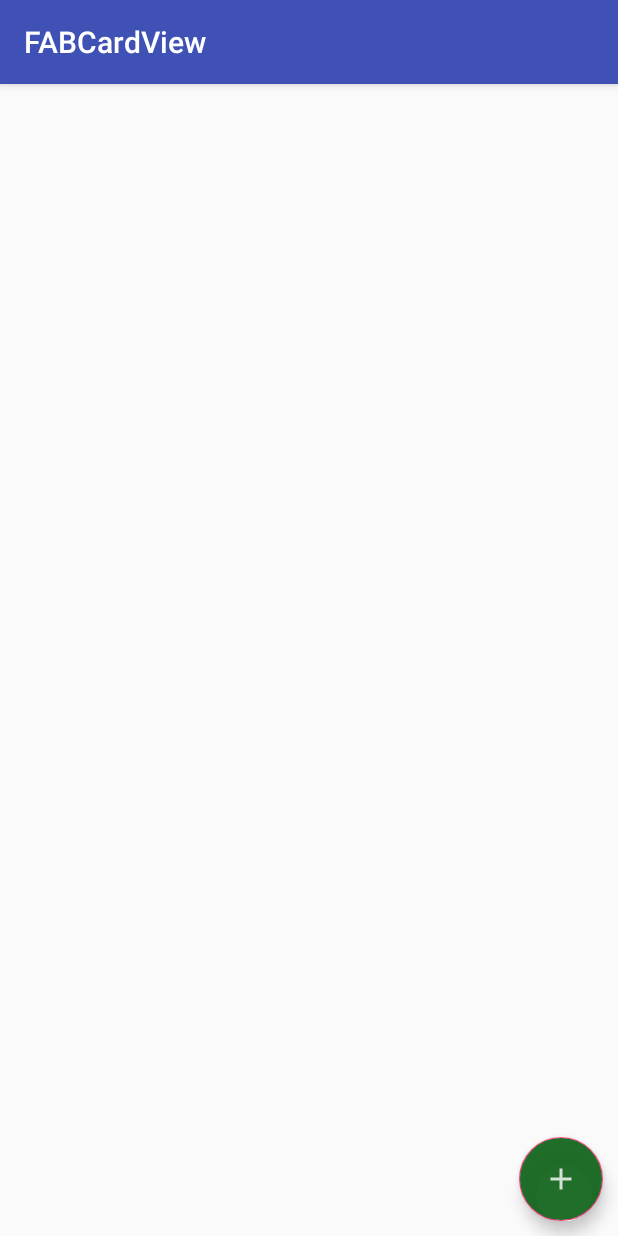
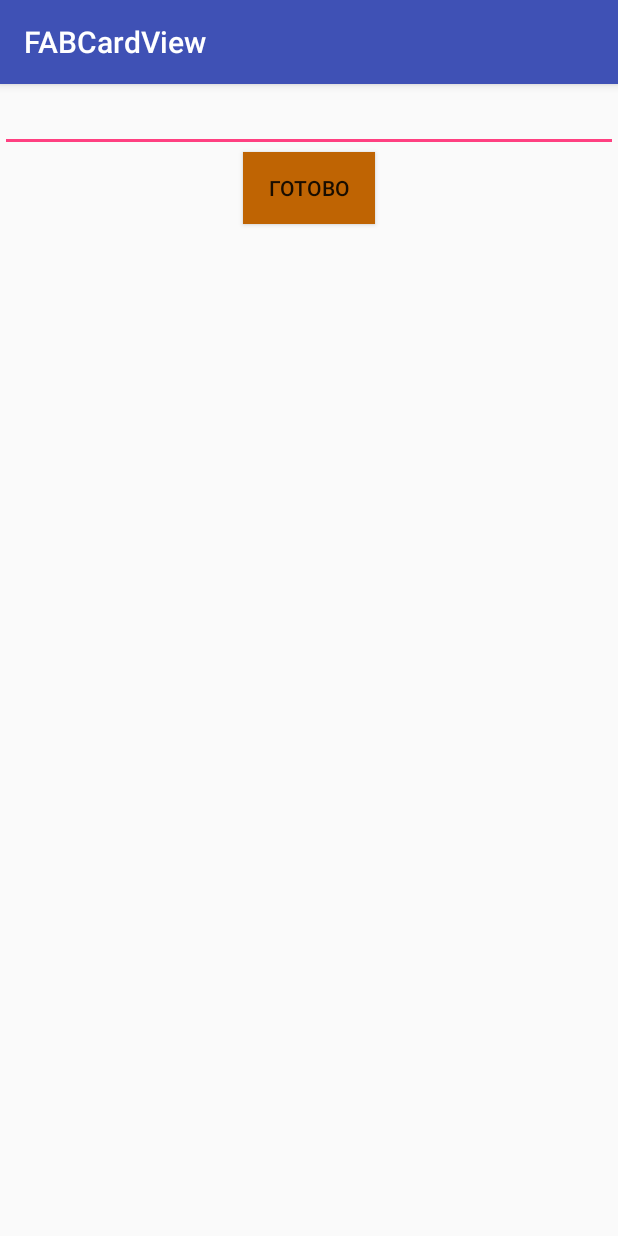
Before and after one commit to EgorBorsh/fab_cradview, an Android app: the screen it shows after launch (MainActivity before the commit, AddActivity after it), on a phone screen of 412 x 824 dp. Run offline under Robolectric (Android 15) with nearby library versions, the phone set to English and light mode, and no system bars; libraries missing offline, so code that uses them is left out: org.greenrobot.greendao; 6 statements that could not run were skipped.

Commit message:
AddActivity class, layout_add

```diff
--- a/app/src/main/AndroidManifest.xml
+++ b/app/src/main/AndroidManifest.xml
@@ -10,12 +10,16 @@
         android:supportsRtl="true"
         android:theme="@style/AppTheme">
 
-        <activity android:name=".activity.MainActivity">
+        <activity android:name=".activity.MainActivity"
+            android:screenOrientation="portrait">
             <intent-filter>
                 <action android:name="android.intent.action.MAIN"/>
                 <category android:name="android.intent.category.LAUNCHER"/>
             </intent-filter>
         </activity>
 
+        <activity android:name=".activity.AddActivity"
+            android:screenOrientation="portrait"/>
+
     </application>
 </manifest>
--- /dev/null
+++ b/app/src/main/java/com/smollvile/fabcardview/activity/AddActivity.java
@@ -0,0 +1,66 @@
+package com.smollvile.fabcardview.activity;
+
+
+import android.content.Intent;
+import android.os.Bundle;
+import android.support.annotation.Nullable;
+import android.support.v7.app.AppCompatActivity;
+import android.view.View;
+import android.widget.Button;
+import android.widget.EditText;
+import android.widget.Toast;
+
+import com.smollvile.fabcardview.App;
+import com.smollvile.fabcardview.R;
+import com.smollvile.fabcardview.dao.DaoSession;
+import com.smollvile.fabcardview.dao.Notes;
+import com.smollvile.fabcardview.dao.NotesDao;
+
+import java.text.SimpleDateFormat;
+import java.util.Date;
+
+public class AddActivity extends AppCompatActivity {
+
+    EditText editNotes;
+    Button save;
+
+    NotesDao notesDao;
+
+    @Override
+    protected void onCreate(@Nullable Bundle savedInstanceState) {
+        super.onCreate(savedInstanceState);
+        setContentView(R.layout.layout_add);
+
+        DaoSession daoSession = ((App) getApplication()).getDaoSession();
+        notesDao = daoSession.getNotesDao();
+
+        initEditText();
+        initButton();
+    }
+
+    private void initButton() {
+        save = (Button) findViewById(R.id.save);
+        save.setOnClickListener(new View.OnClickListener() {
+            @Override
+            public void onClick(View v) {
+                if (!editNotes.getText().toString().equals("")) {
+                    Notes notes = new Notes();
+                    notes.setTxtNotes(editNotes.getText().toString());
+                    SimpleDateFormat simpleDateFormat = new SimpleDateFormat("dd:MM:yyyy HH:mm:ss");
+                    String strDate = simpleDateFormat.format(new Date());
+                    notes.setTxtDate(strDate);
+                    notesDao.insert(notes);
+                    Intent intent = new Intent(AddActivity.this, MainActivity.class);
+                    startActivity(intent);
+                }else
+                {
+                    Toast.makeText(AddActivity.this, R.string.toast_button_click, Toast.LENGTH_LONG).show();
+                }
+            }
+        });
+    }
+
+    private void initEditText() {
+        editNotes = (EditText) findViewById(R.id.edit_notes);
+    }
+}
--- a/app/src/main/java/com/smollvile/fabcardview/activity/MainActivity.java
+++ b/app/src/main/java/com/smollvile/fabcardview/activity/MainActivity.java
@@ -1,5 +1,6 @@
 package com.smollvile.fabcardview.activity;
 
+import android.content.Intent;
 import android.os.Bundle;
 import android.support.annotation.Nullable;
 import android.support.design.widget.FloatingActionButton;
@@ -67,5 +68,7 @@ public class MainActivity extends AppCompatActivity {
 
     private void initFAB() {
         fab = (FloatingActionButton) findViewById(R.id.fab);
+        Intent intent = new Intent(MainActivity.this, AddActivity.class);
+        startActivity(intent);
     }
 }
--- /dev/null
+++ b/app/src/main/res/layout/layout_add.xml
@@ -0,0 +1,21 @@
+<?xml version="1.0" encoding="utf-8"?>
+<LinearLayout
+    xmlns:android="http://schemas.android.com/apk/res/android"
+    android:orientation="vertical"
+    android:layout_width="match_parent"
+    android:layout_height="match_parent">
+
+    <EditText
+        android:id="@+id/edit_notes"
+        android:layout_width="match_parent"
+        android:layout_height="wrap_content" />
+
+    <Button
+        android:id="@+id/save"
+        android:layout_width="wrap_content"
+        android:layout_height="wrap_content"
+        android:layout_gravity="center|bottom"
+        android:text="@string/save_button"
+        android:background="@color/save_button"/>
+
+</LinearLayout>
--- a/app/src/main/res/values/colors.xml
+++ b/app/src/main/res/values/colors.xml
@@ -3,7 +3,8 @@
     <color name="colorPrimary">#3F51B5</color>
     <color name="colorPrimaryDark">#303F9F</color>
     <color name="colorAccent">#FF4081</color>
-    <color name="fab">#ef13641c</color>
+    <color name="fab">#bf6403</color>
     <color name="card_view_background">#FFFFFF</color>
     <color name="text_card_notes">#000000</color>
+    <color name="save_button">#bf6403</color>
 </resources>
--- a/app/src/main/res/values/strings.xml
+++ b/app/src/main/res/values/strings.xml
@@ -1,3 +1,5 @@
 <resources>
     <string name="app_name">FABCardView</string>
+    <string name="save_button">Готово</string>
+    <string name="toast_button_click">Введите текст.</string>
 </resources>
```
